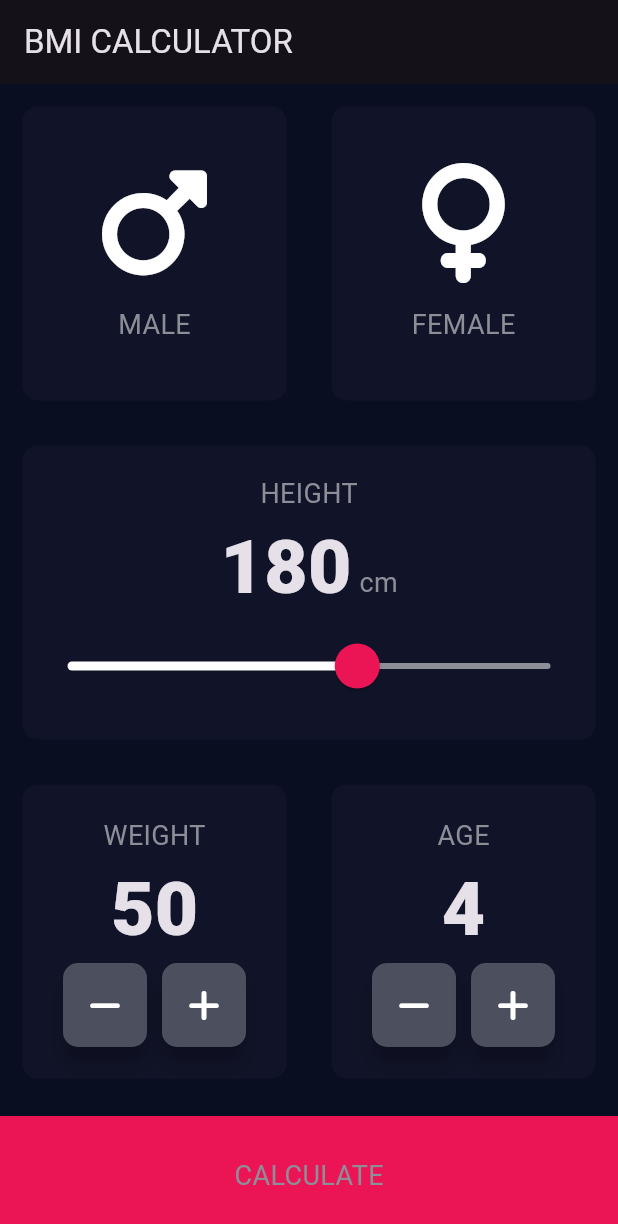
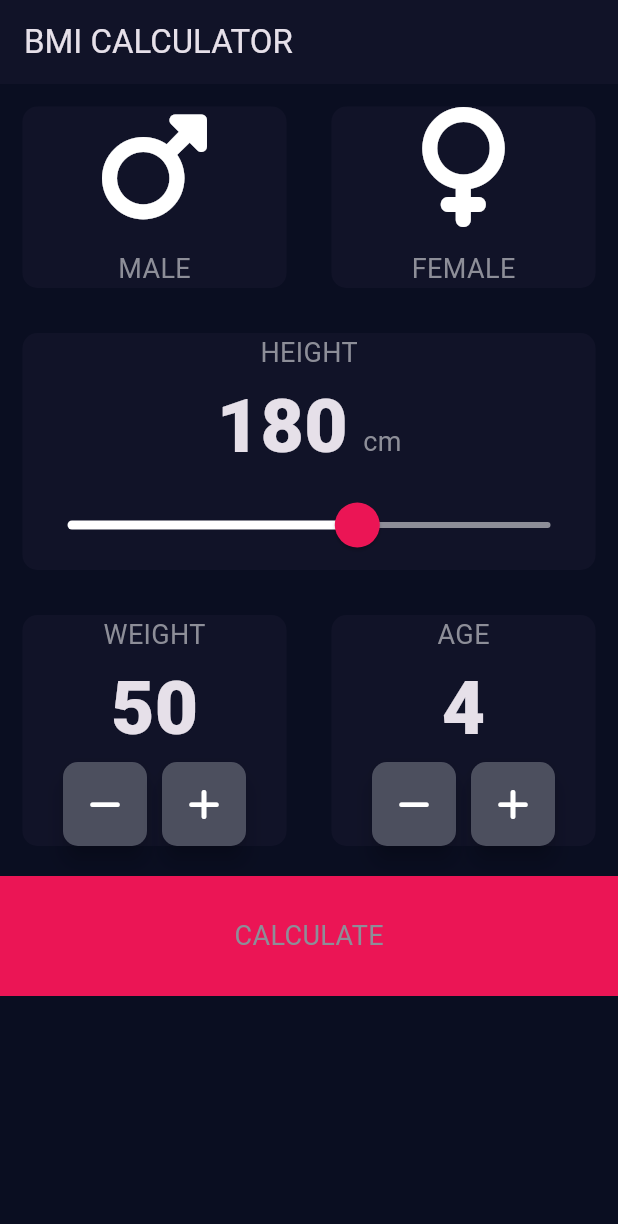
Before and after one commit to mohamedahmedkhriji/BMI-Calculator, a Flutter app: the screen it shows after launch, on a phone screen of 412 x 824 dp. Shown: the top 1224 px of the screen. Run offline on Flutter 3.47's test engine with Material 3 defaults, Android fonts, the light colour scheme and no system bars; our stand-ins replace font_awesome_flutter.

Commit message:
commit 5

```diff
--- a/lib/inputpage.dart
+++ b/lib/inputpage.dart
@@ -10,6 +10,8 @@ enum Gender {
 }
 
 class InputPage extends StatefulWidget {
+  const InputPage({Key? key}) : super(key: key);
+
   @override
   _InputPageState createState() => _InputPageState();
 }
@@ -24,13 +26,14 @@ class _InputPageState extends State<InputPage> {
   Widget build(BuildContext context) {
     return Scaffold(
       appBar: AppBar(
+        backgroundColor: const Color(0xFF111328),
         title: Text('BMI CALCULATOR'),
       ),
-      body: Column(
+      body: SingleChildScrollView(
+        child: Column(
           crossAxisAlignment: CrossAxisAlignment.stretch,
           children: [
-          Expanded(
-            child: Row(
+            Row(
               children: [
                 Expanded(
                   child: GestureDetector(
@@ -70,9 +73,7 @@ class _InputPageState extends State<InputPage> {
                 ),
               ],
             ),
-          ),
-          Expanded(
-            child: CardClass(
+            CardClass(
               onPress: () {},
               colour: kInactiveCardColour,
               cardChild: Column(
@@ -91,7 +92,7 @@ class _InputPageState extends State<InputPage> {
                         height.toString(),
                         style: kLabelNumberStyle,
                       ),
-                      SizedBox(width: 5),
+                      SizedBox(width: 10.0),
                       Text(
                         'cm',
                         style: kLabelTextStyle,
@@ -123,9 +124,7 @@ class _InputPageState extends State<InputPage> {
                 ],
               ),
             ),
-          ),
-          Expanded(
-            child: Row(
+            Row(
               children: [
                 Expanded(
                   child: CardClass(
@@ -175,7 +174,7 @@ class _InputPageState extends State<InputPage> {
                     cardChild: Column(
                       mainAxisAlignment: MainAxisAlignment.center,
                       children: [
-                        Text(
+                        const Text(
                           'AGE',
                           style: kLabelTextStyle,
                         ),
@@ -211,14 +210,13 @@ class _InputPageState extends State<InputPage> {
                 ),
               ],
             ),
-          ),
             Container(
               height: kBottomContainerHeight,
-            margin: EdgeInsets.only(top: 10.0),
+              margin: EdgeInsets.only(top: 5.0),
               color: kBottomContainerColor,
               child: GestureDetector(
                 onTap: () {},
-              child: Center(
+                child: const Center(
                   child: Text(
                     'CALCULATE',
                     style: kLabelTextStyle,
@@ -228,12 +226,14 @@ class _InputPageState extends State<InputPage> {
             ),
           ],
         ),
+      ),
     );
   }
 }
 
 class RoundIconButton extends StatelessWidget {
-  const RoundIconButton({required this.icon, required this.onPressed});
+  const RoundIconButton({Key? key, required this.icon, required this.onPressed})
+      : super(key: key);
 
   final IconData icon;
   final VoidCallback onPressed;
@@ -241,7 +241,6 @@ class RoundIconButton extends StatelessWidget {
   @override
   Widget build(BuildContext context) {
     return RawMaterialButton(
-      child: Icon(icon),
       onPressed: onPressed,
       elevation: 6.0,
       shape: RoundedRectangleBorder(
@@ -249,6 +248,7 @@ class RoundIconButton extends StatelessWidget {
       ),
       fillColor: const Color(0xFF4C4F5E),
       constraints: const BoxConstraints.tightFor(width: 56.0, height: 56.0),
+      child: Icon(icon),
     );
   }
 }
```
Lines whose indentation alone changed are shown as unchanged.
